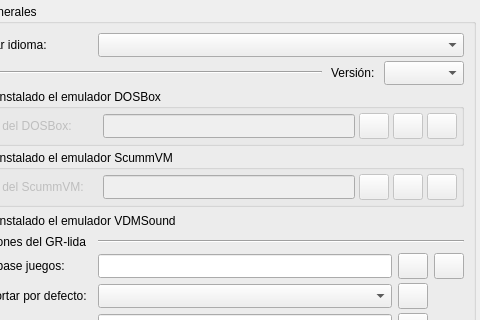
Old version of the form ui/opciones.ui in the repository Monthy/gr-lida; both pictures show x 220 to 700 and y 0 to 320 of the 700 by 514 pixel window.
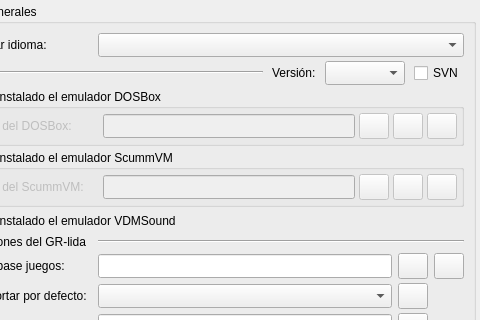
New version of the form. Icons and pictures are not drawn.

Commit message: Añadida algunas opciones para usar configuraciones del DOSBox SVN.

```diff
--- a/ui/opciones.ui
+++ b/ui/opciones.ui
@@ -711,6 +711,13 @@
                 </property>
                </widget>
               </item>
+              <item>
+               <widget class="QCheckBox" name="chkDbxSVN">
+                <property name="text">
+                 <string>SVN</string>
+                </property>
+               </widget>
+              </item>
              </layout>
             </item>
            </layout>
```
Left out of the diff: 1 changed line with no effect on the pictures. The commit also changes 11 other files.
